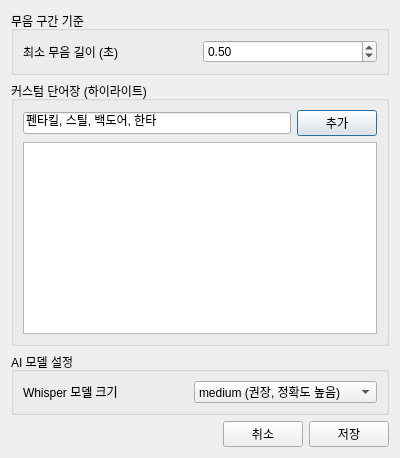
Old version of the form frontend/settings_dialog.ui in the repository ma1ing1ing/SNAP-Editor.
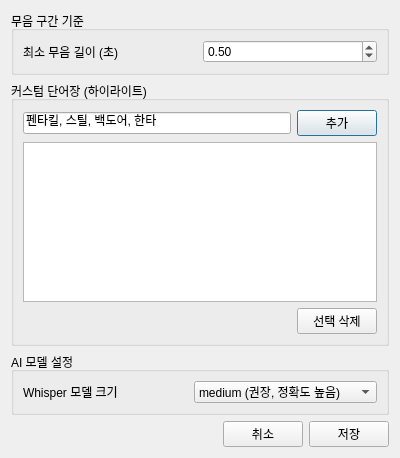
New version of the form.

```diff
--- a/frontend/settings_dialog.ui
+++ b/frontend/settings_dialog.ui
@@ -83,7 +83,28 @@
        <widget class="QListWidget" name="list_words"/>
       </item>
       <item>
-       <layout class="QHBoxLayout" name="layout_remove"/>
+       <layout class="QHBoxLayout" name="layout_remove">
+        <item>
+         <spacer name="horizontalSpacer_remove">
+          <property name="orientation">
+           <enum>Qt::Horizontal</enum>
+          </property>
+          <property name="sizeHint" stdset="0">
+           <size>
+            <width>40</width>
+            <height>20</height>
+           </size>
+          </property>
+         </spacer>
+        </item>
+        <item>
+         <widget class="QPushButton" name="btn_remove_word">
+          <property name="text">
+           <string>선택 삭제</string>
+          </property>
+         </widget>
+        </item>
+       </layout>
       </item>
      </layout>
     </widget>
```
